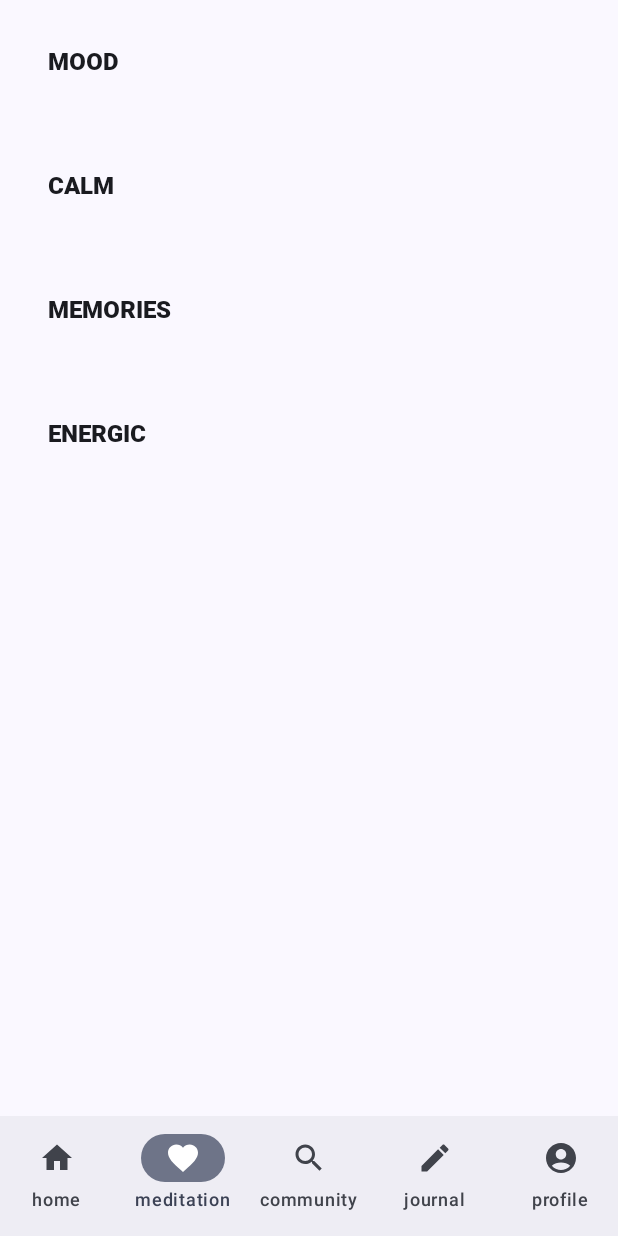
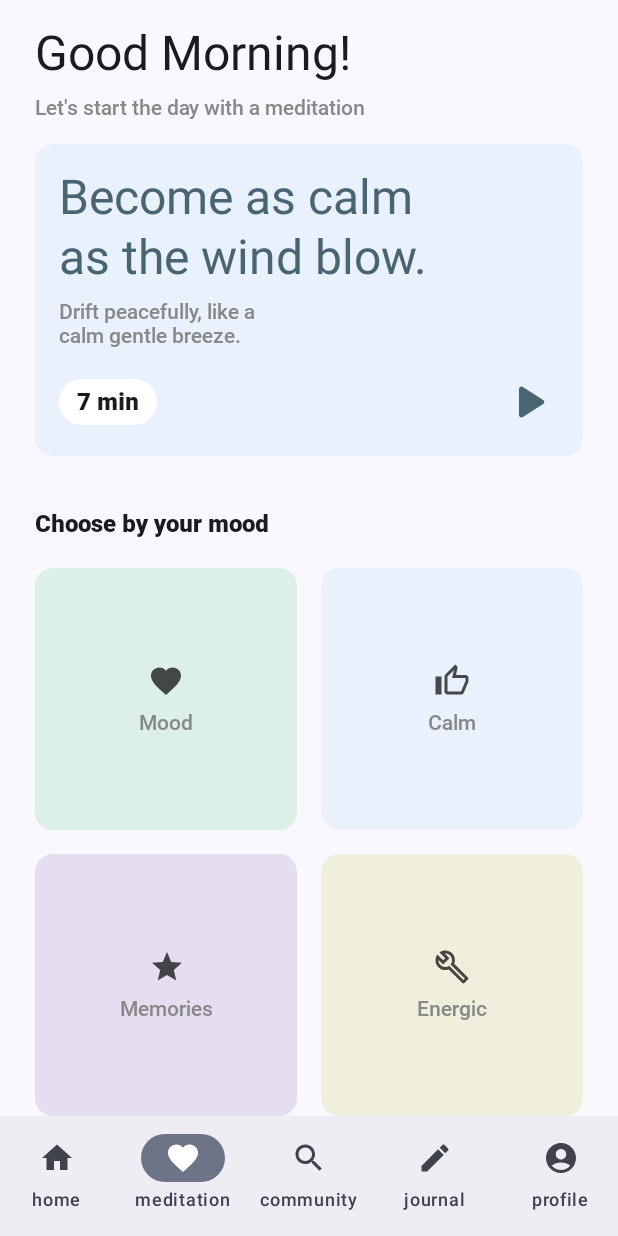
Before and after one commit to nrcst/project-calmius, an Android app built with Jetpack Compose: the screen it shows after launch (MainActivity), on a phone screen of 412 x 824 dp. Run offline under Robolectric (Android 15) with nearby library versions, the phone set to English and light mode, and no system bars; our stand-ins replace Room's generated code.

Commit message:
feat(meditation): implement meditation screen layout

```diff
--- a/app/build.gradle.kts
+++ b/app/build.gradle.kts
@@ -5,7 +5,6 @@ plugins {
     alias(libs.plugins.kotlin.android)
     alias(libs.plugins.kotlin.compose)
     id("com.google.devtools.ksp") version "2.0.0-1.0.22"
-    id("com.google.devtools.ksp")
     alias(libs.plugins.google.gms.google.services)
 
 }
--- a/app/src/main/java/com/l5/calmius/App.kt
+++ b/app/src/main/java/com/l5/calmius/App.kt
@@ -38,11 +38,12 @@ class MainActivity : ComponentActivity() {
                 val applicationScope = CoroutineScope(SupervisorJob() + Dispatchers.IO)
                 val meditationDatabase = DatabaseProvider.getDatabase(context, applicationScope)
 
-                LaunchedEffect(Unit) {
-                    applicationScope.launch {
-                        populateDatabase(meditationDatabase.meditationTrackDao())
-                    }
-                }
+                // Uncomment to populate meditation records on first time up build
+//                LaunchedEffect(Unit) {
+//                    applicationScope.launch {
+//                        populateDatabase(meditationDatabase.meditationTrackDao())
+//                    }
+//                }
 
                 MainScreen(journalViewModel = journalViewModel)
             }
--- a/app/src/main/java/com/l5/calmius/features/meditation/data/AppDatabase.kt
+++ b/app/src/main/java/com/l5/calmius/features/meditation/data/AppDatabase.kt
@@ -52,6 +52,7 @@ abstract class AppDatabase : RoomDatabase() {
 suspend fun populateDatabase(dao: MeditationTrackDao) {
     val tracks = listOf(
         MeditationTrack(title = "Relaxing Mood", description = "Relaxing music for mood", duration = 5, meditationType = MeditationType.MOOD, resourceId = R.raw.mood01),
+        MeditationTrack(title = "Relaxing 2", description = "Relaxing music for mood", duration = 5, meditationType = MeditationType.MOOD, resourceId = R.raw.mood04),
     )
     dao.insertTrack(tracks)
 }
--- a/app/src/main/java/com/l5/calmius/features/meditation/presentation/MeditationScreen.kt
+++ b/app/src/main/java/com/l5/calmius/features/meditation/presentation/MeditationScreen.kt
@@ -1,25 +1,174 @@
 package com.l5.calmius.features.meditation.presentation
 
-import android.media.MediaPlayer
+import androidx.compose.foundation.background
 import androidx.compose.foundation.clickable
 import androidx.compose.foundation.layout.*
+import androidx.compose.foundation.shape.RoundedCornerShape
+import androidx.compose.material.icons.Icons
+import androidx.compose.material.icons.outlined.Build
+import androidx.compose.material.icons.outlined.Favorite
+import androidx.compose.material.icons.outlined.Star
+import androidx.compose.material.icons.outlined.ThumbUp
+import androidx.compose.material.icons.rounded.PlayArrow
+import androidx.compose.material3.Card
+import androidx.compose.material3.CardDefaults
+import androidx.compose.material3.Icon
+import androidx.compose.material3.MaterialTheme
 import androidx.compose.material3.Text
 import androidx.compose.runtime.Composable
+import androidx.compose.ui.Alignment
 import androidx.compose.ui.Modifier
+import androidx.compose.ui.graphics.Color
 import androidx.compose.ui.unit.dp
 import com.l5.calmius.features.meditation.data.MeditationType
+import com.l5.calmius.ui.theme.Blue500
+import com.l5.calmius.ui.theme.MeditationColors
 
 @Composable
 fun MeditationScreen(onTypeSelected: (MeditationType) -> Unit) {
 
-    Column {
-        MeditationType.values().forEach { type ->
-            Box(modifier = Modifier
+    Column (
+        modifier = Modifier
+            .fillMaxWidth()
+            .padding(horizontal = 23.dp)
+    ) {
+        Text(
+            text = "Good Morning!",
+            style = MaterialTheme.typography.headlineLarge,
+            modifier = Modifier.padding(top = 16.dp)
+        )
+
+        Text(
+            text = "Let's start the day with a meditation",
+            style = MaterialTheme.typography.bodyMedium.copy(
+                color = Color.Gray
+            ),
+            modifier = Modifier.padding(top = 8.dp)
+        )
+
+        Card(
+            modifier = Modifier
                 .fillMaxWidth()
-                .padding(16.dp)
-                .clickable { onTypeSelected(type) }) {
-                Text(text = type.name, modifier = Modifier.padding(16.dp))
+                .padding(vertical = 16.dp),
+            colors = CardDefaults.cardColors(containerColor = Color(0xFFE9F1FC)),
+            shape = RoundedCornerShape(12.dp)
+        ) {
+            Column(
+                modifier = Modifier.padding(16.dp)
+            ) {
+                Text(
+                    text = "Become as calm\nas the wind blow.",
+                    style = MaterialTheme.typography.headlineLarge.copy(
+                        color = Color(0xFF4A6572)
+                    )
+                )
+
+                Text(
+                    text = "Drift peacefully, like a\ncalm gentle breeze.",
+                    style = MaterialTheme.typography.bodyMedium.copy(
+                        color = Color.Gray
+                    ),
+                    modifier = Modifier.padding(top = 8.dp)
+                )
+
+                Row(
+                    modifier = Modifier
+                        .fillMaxWidth()
+                        .padding(top = 16.dp),
+                    horizontalArrangement = Arrangement.SpaceBetween,
+                    verticalAlignment = Alignment.CenterVertically
+                ) {
+                    Card(
+                        colors = CardDefaults.cardColors(containerColor = Color.White),
+                        shape = RoundedCornerShape(16.dp)
+                    ) {
+                        Text(
+                            text = "7 min",
+                            modifier = Modifier.padding(horizontal = 12.dp, vertical = 6.dp),
+                        )
+                    }
+
+                    Icon(
+                        imageVector = Icons.Rounded.PlayArrow,
+                        contentDescription = "Play",
+                        tint = Color(0xFF4A6572),
+                        modifier = Modifier.size(40.dp)
+                    )
+                }
+            }
+        }
+
+        Text(
+            text = "Choose by your mood",
+            style = MaterialTheme.typography.bodyLarge,
+            modifier = Modifier.padding(vertical = 20.dp)
+        )
+
+        Row(
+            modifier = Modifier.fillMaxWidth(),
+            horizontalArrangement = Arrangement.spacedBy(16.dp)
+        ) {
+            Column(
+                modifier = Modifier.weight(1f),
+                verticalArrangement = Arrangement.spacedBy(16.dp)
+            ) {
+                MeditationTypeItem(MeditationType.MOOD, onTypeSelected)
+                MeditationTypeItem(MeditationType.MEMORIES, onTypeSelected)
+            }
+
+            Column(
+                modifier = Modifier.weight(1f),
+                verticalArrangement = Arrangement.spacedBy(16.dp)
+            ) {
+                MeditationTypeItem(MeditationType.CALM, onTypeSelected)
+                MeditationTypeItem(MeditationType.ENERGIC, onTypeSelected)
             }
         }
     }
 }
+
+@Composable
+private fun MeditationTypeItem(
+    type: MeditationType,
+    onTypeSelected: (MeditationType) -> Unit
+) {
+    Box(
+        modifier = Modifier
+            .fillMaxWidth()
+            .aspectRatio(1f)
+            .background(
+                color = MeditationColors.getColorByType(type),
+                shape = RoundedCornerShape(12.dp)
+            )
+            .clickable { onTypeSelected(type) },
+        contentAlignment = Alignment.Center
+    ) {
+        Column(
+            horizontalAlignment = Alignment.CenterHorizontally,
+            verticalArrangement = Arrangement.Center
+        ) {
+            val icon = when (type) {
+                MeditationType.MOOD -> Icons.Outlined.Favorite
+                MeditationType.CALM -> Icons.Outlined.ThumbUp
+                MeditationType.MEMORIES -> Icons.Outlined.Star
+                MeditationType.ENERGIC -> Icons.Outlined.Build
+            }
+
+            Icon(
+                imageVector = icon,
+                contentDescription = type.name,
+                modifier = Modifier.size(24.dp),
+                tint = Color.Black.copy(alpha = 0.7f)
+            )
+
+            Text(
+                text = type.name.lowercase()
+                    .replaceFirstChar { it.uppercase() },
+                modifier = Modifier.padding(top = 8.dp),
+                style = MaterialTheme.typography.bodyMedium.copy(
+                    color = Color.Gray
+                ),
+            )
+        }
+    }
+}
--- a/app/src/main/java/com/l5/calmius/ui/theme/Color.kt
+++ b/app/src/main/java/com/l5/calmius/ui/theme/Color.kt
@@ -1,6 +1,7 @@
 package com.l5.calmius.ui.theme
 
 import androidx.compose.ui.graphics.Color
+import com.l5.calmius.features.meditation.data.MeditationType
 
 val Purple80 = Color(0xFFD0BCFF)
 val PurpleGrey80 = Color(0xFFCCC2DC)
@@ -17,3 +18,19 @@ val Blue200 = Color(0xFFB4DFFF)
 val Blue300 = Color(0xFFA5D8FF)
 val Blue400 = Color(0xFF7397B3)
 val Blue500 = Color(0xFF65849C)
+
+object MeditationColors {
+    val Mood = Color(0xFFDDF0E7)
+    val Calm = Color(0xFFE9F1FC)
+    val Memories = Color(0xFFE7DDF0)
+    val Energic = Color(0xFFF0EEDD)
+
+    fun getColorByType(type: MeditationType): Color {
+        return when (type) {
+            MeditationType.MOOD -> Mood
+            MeditationType.CALM -> Calm
+            MeditationType.MEMORIES -> Memories
+            MeditationType.ENERGIC -> Energic
+        }
+    }
+}
```
Also changed, not shown: app/src/main/java/com/l5/calmius/features/meditation/data/MeditationType.kt (line endings or trailing spaces), 1 other file.
